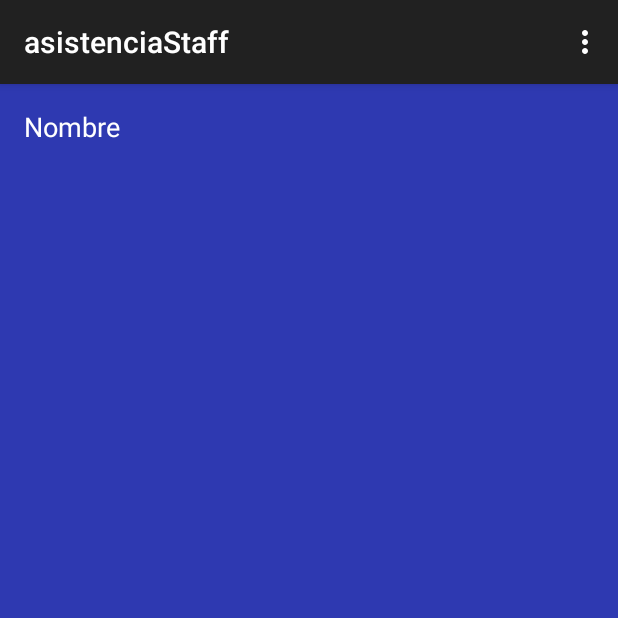
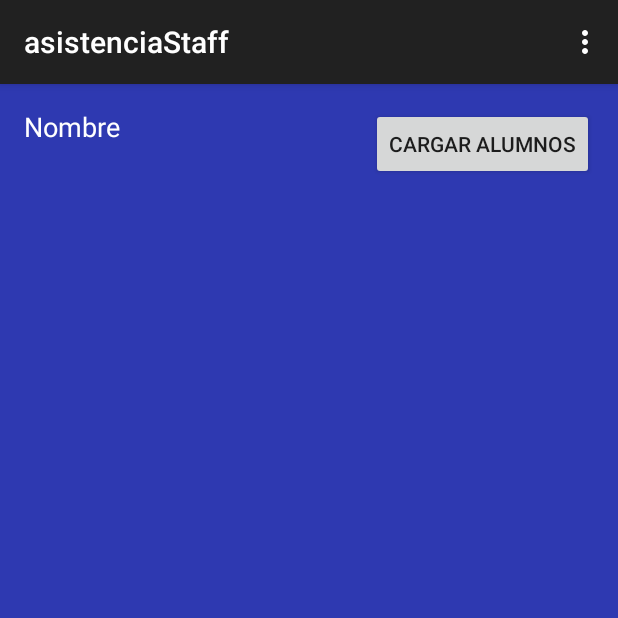
Before and after one commit to Jaguz/ProyectoMoviles, an Android app: the asistenciaStaff screen opened directly, with no data from a screen before it, on a phone screen of 412 x 824 dp, the top half of it. Run offline under Robolectric (Android 15) with nearby library versions, the phone set to English and light mode, and no system bars; 5 statements that could not run were skipped.

Commit message:
Asistencia Staff

```diff
--- /dev/null
+++ b/app/src/main/java/itesm/mx/proyectomoviles/AlumnosAdapter.java
@@ -0,0 +1,51 @@
+package itesm.mx.proyectomoviles;
+
+import android.content.Context;
+import android.view.LayoutInflater;
+import android.view.View;
+import android.view.ViewGroup;
+import android.widget.ArrayAdapter;
+import android.widget.CheckBox;
+import android.widget.TextView;
+
+import org.w3c.dom.Text;
+
+import java.util.List;
+
+/**
+ * Created by USUARIO on 17/11/2015.
+ */
+public class AlumnosAdapter extends ArrayAdapter<Alumnos> {
+    private Context context;
+    int layoutResourceId;
+    List<Alumnos> alumnosList;
+    CheckBox chkBox;
+
+    public AlumnosAdapter(Context context, int idResource, List<Alumnos> alumnosList) {
+        super(context, idResource, alumnosList);
+        this.context= context;
+        this.layoutResourceId= idResource;
+        this.alumnosList = alumnosList;
+    }
+    @Override
+    public View getView(int position, View convertView, ViewGroup parent) {
+        View row = convertView;
+        if (row == null) {
+            LayoutInflater inflater;
+            inflater = (LayoutInflater) context.getSystemService(Context.LAYOUT_INFLATER_SERVICE);
+            row = inflater.inflate(layoutResourceId, parent, false);
+        }
+        TextView nombre = (TextView) row.findViewById(R.id.nombreTV);
+        chkBox = (CheckBox) row.findViewById(R.id.checkBox1);
+
+        Alumnos alumno = alumnosList.get(position);
+        nombre.setText(alumno.getName());
+        chkBox.setChecked(alumno.isSelected());
+        chkBox.setTag(alumno);
+
+
+
+        return row;
+    }
+
+}
--- a/app/src/main/java/itesm/mx/proyectomoviles/ListViewAdapter.java
+++ b/app/src/main/java/itesm/mx/proyectomoviles/ListViewAdapter.java
@@ -8,6 +8,7 @@ import android.view.ViewGroup;
 import android.widget.ArrayAdapter;
 import android.widget.TextView;
 
+import java.util.ArrayList;
 import java.util.List;
 
 /**
@@ -19,7 +20,7 @@ public class ListViewAdapter extends ArrayAdapter<Proyecto> {
     List<Proyecto> proyectoList;
 
 
-    public ListViewAdapter(Context context, int idResource, List<Proyecto> proyectos) {
+    public ListViewAdapter(Context context, int idResource, ArrayList<Proyecto> proyectos) {
         super(context, idResource, proyectos);
         this.context= context;
         this.layoutResourceId= idResource;
--- a/app/src/main/java/itesm/mx/proyectomoviles/asistenciaStaff.java
+++ b/app/src/main/java/itesm/mx/proyectomoviles/asistenciaStaff.java
@@ -1,25 +1,85 @@
 package itesm.mx.proyectomoviles;
 
+import android.content.Context;
+import android.net.ConnectivityManager;
+import android.net.NetworkInfo;
 import android.support.v7.app.AppCompatActivity;
 import android.os.Bundle;
 import android.view.Menu;
 import android.view.MenuItem;
+import android.widget.Button;
+import android.widget.CompoundButton;
+import android.widget.ListView;
 import android.widget.TextView;
 
+import org.json.JSONArray;
+import org.json.JSONException;
+import org.json.JSONObject;
+
+import java.util.ArrayList;
+
 public class asistenciaStaff extends AppCompatActivity {
+    private static final String LOG_TAG = "";
+    ArrayList<Alumnos> alumnos = new ArrayList<Alumnos>();
+    ListView alumnosLV;
+    Button alumnosButton;
+    AlumnosAdapter alumnosAdapter;
 
     @Override
     protected void onCreate(Bundle savedInstanceState) {
         super.onCreate(savedInstanceState);
         setContentView(R.layout.activity_asistencia_staff);
+        alumnosLV = (ListView) findViewById(R.id.listaAlumnos);
+        alumnosButton = (Button) findViewById(R.id.alumnosBT);
+        ConnectivityManager connMgr = (ConnectivityManager) getSystemService(Context.CONNECTIVITY_SERVICE);
+        NetworkInfo networkInfo = connMgr.getActiveNetworkInfo();
+        if (networkInfo != null && networkInfo.isConnected()) {
+            alumnosButton.setEnabled(true);
+        } else {
+            alumnosButton.setEnabled(false);
+        }
+        new DownloadWebpageTask(new AsyncResult() {
+            @Override
+            public void onResult(JSONObject object) {
+                processJson(object);
+            }
+        }).execute("https://spreadsheets.google.com/tq?key=1GbTumbQeUZXbQ2nNiA2VxetiU5tsw1RSHHY2QL9KZ4E");
 
         final Bundle datos = getIntent().getExtras();
         final TextView nombre = (TextView) findViewById(R.id.nombreTV);
-
         nombre.setText(datos.getString("nombre"));
 
     }
 
+    private void processJson(JSONObject object) {
+
+        try {
+            JSONArray rows = object.getJSONArray("rows");
+
+            for (int r = 0; r < rows.length(); ++r) {
+                JSONObject row = rows.getJSONObject(r);
+                JSONArray columns = row.getJSONArray("c");
+                String nombre = columns.getJSONObject(1).getString("v");
+                Alumnos alumno = new Alumnos(nombre);
+                alumnos.add(alumno);
+            }
+
+            alumnosAdapter = new AlumnosAdapter(this, R.layout.rowasistencia, alumnos);
+            alumnosLV.setAdapter(alumnosAdapter);
+
+        } catch (JSONException e) {
+            e.printStackTrace();
+        }
+    }
+
+    public void onCheckedChanged(CompoundButton buttonView, boolean isChecked) {
+        int pos = alumnosLV.getPositionForView(buttonView);
+        if (pos != ListView.INVALID_POSITION) {
+            Alumnos alumno = alumnos.get(pos);
+            alumno.setSelected(isChecked);
+        }
+
+    }
     @Override
     public boolean onCreateOptionsMenu(Menu menu) {
         // Inflate the menu; this adds items to the action bar if it is present.
--- a/app/src/main/res/layout/activity_administrador.xml
+++ b/app/src/main/res/layout/activity_administrador.xml
@@ -36,7 +36,7 @@
         android:id="@+id/textView2"
         android:layout_marginTop="58dp"
         android:textColor="#ffffff"
-        android:layout_below="@+id/button"
+        android:layout_below="@+id/proyectosBT"
         android:layout_alignParentStart="true" />
 
     <ListView
--- a/app/src/main/res/layout/activity_asistencia_staff.xml
+++ b/app/src/main/res/layout/activity_asistencia_staff.xml
@@ -20,7 +20,16 @@
     <ListView
         android:layout_width="wrap_content"
         android:layout_height="wrap_content"
-        android:id="@+id/listView4"
+        android:id="@+id/listaAlumnos"
         android:layout_below="@+id/nombreTV"
         android:layout_alignParentStart="true" />
+
+    <Button
+        style="?android:attr/buttonStyleSmall"
+        android:layout_width="wrap_content"
+        android:layout_height="wrap_content"
+        android:text="Cargar Alumnos"
+        android:id="@+id/alumnosBT"
+        android:layout_alignTop="@+id/nombreTV"
+        android:layout_alignParentEnd="true" />
 </RelativeLayout>
```
Also changed, not shown: app/src/main/java/itesm/mx/proyectomoviles/Alumnos.java (added, +25 -0 lines), app/src/main/java/itesm/mx/proyectomoviles/Staff.java (+59 -8 lines), app/src/main/res/layout/activity_staff.xml (+8 -0 lines), app/src/main/res/layout/rowasistencia.xml (added, +16 -0 lines), 1 other file.
